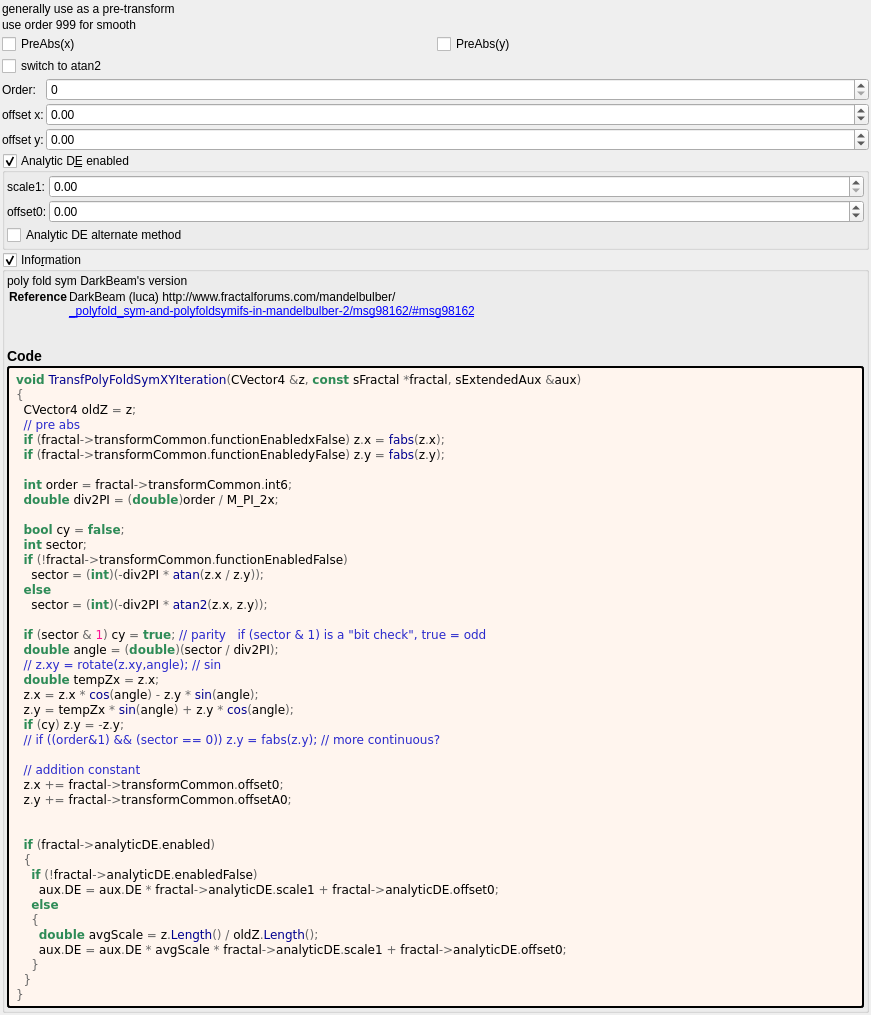
Old version of the form mandelbulber2/formula/ui/transf_poly_fold_sym_xy.ui in the repository buddhi1980/mandelbulber2.
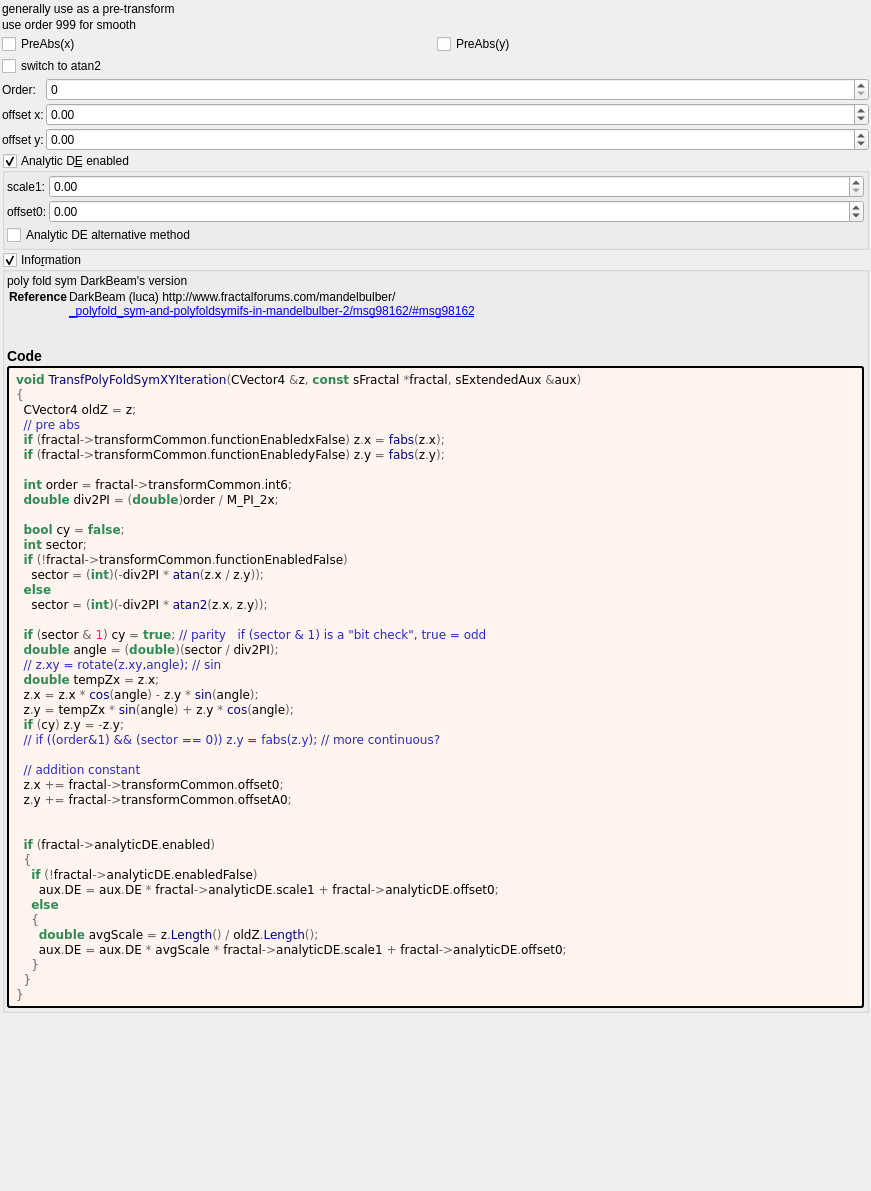
New version of the form. Custom widgets are drawn as their Qt base class.

Patch:
```diff
--- a/mandelbulber2/formula/ui/transf_poly_fold_sym_xy.ui
+++ b/mandelbulber2/formula/ui/transf_poly_fold_sym_xy.ui
@@ -7,7 +7,7 @@
     <x>0</x>
     <y>0</y>
     <width>871</width>
-    <height>964</height>
+    <height>1191</height>
    </rect>
   </property>
   <property name="windowTitle">
@@ -272,7 +272,7 @@
          <string>&lt;html&gt;&lt;head/&gt;&lt;body&gt;&lt;p&gt;Can sometimes improve render quality when using analytic DE&lt;/p&gt;&lt;/body&gt;&lt;/html&gt;</string>
         </property>
         <property name="text">
-         <string>Analytic DE alternate method</string>
+         <string>Analytic DE alternative method</string>
         </property>
        </widget>
       </item>
```
Left out of the diff: 2 changed lines with no effect on the pictures.
